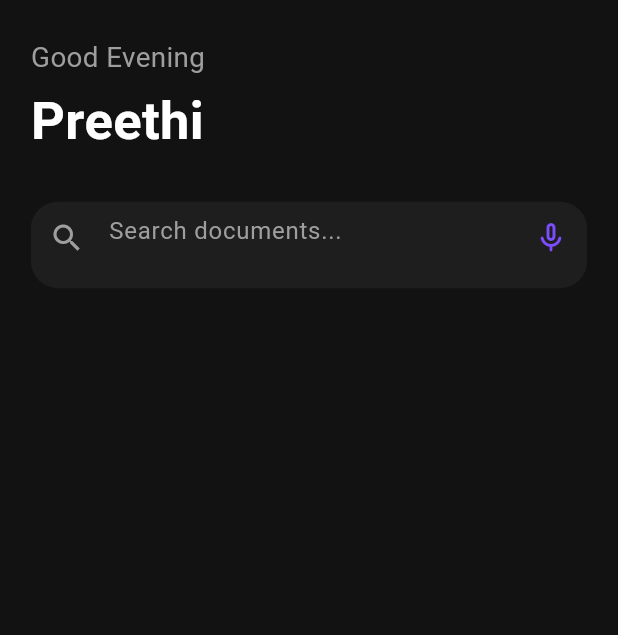
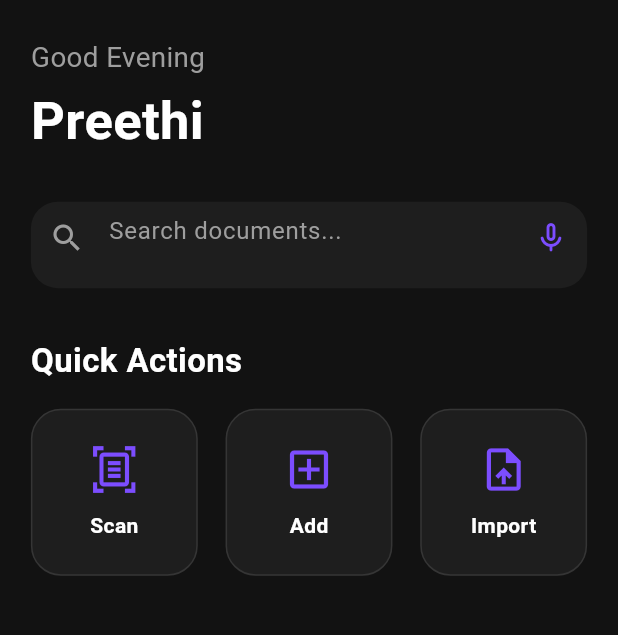
Before and after one commit to PreethiBose30/App-Dev, a Flutter app: the HomeScreen screen opened directly, on a phone screen of 412 x 824 dp, the part 72-707 px from its top. Run offline on Flutter 3.47's test engine with Material 3 defaults, Android fonts, the phone set to English and light mode, and no system bars; statements that could not run were skipped.

Commit message:
Update home_screen.dart

```diff
--- a/lib/screens/dashboard/home_screen.dart
+++ b/lib/screens/dashboard/home_screen.dart
@@ -103,12 +103,85 @@ class HomeScreen extends StatelessWidget {
                     ),
                   ),
                 ),
+
               ),
 
+              SizedBox(height: h * 0.04),
+
+              const Text(
+                "Quick Actions",
+                style: TextStyle(
+                  color: AppColors.textPrimary,
+                  fontSize: 22,
+                  fontWeight: FontWeight.bold,
+                ),
+              ),
+
+              SizedBox(height: h * 0.02),
+
+              Row(
+                mainAxisAlignment: MainAxisAlignment.spaceBetween,
+                children: [
+                  _quickActionCard(
+                    icon: Icons.document_scanner_outlined,
+                    title: "Scan",
+                    width: w,
+                  ),
+                  _quickActionCard(
+                    icon: Icons.add_box_outlined,
+                    title: "Add",
+                    width: w,
+                  ),
+                  _quickActionCard(
+                    icon: Icons.upload_file_outlined,
+                    title: "Import",
+                    width: w,
+                  ),
+                ],
+              ),
             ],
           ),
         ),
       ),
     );
   }
+    Widget _quickActionCard({
+    required IconData icon,
+    required String title,
+    required double width,
+  }) {
+    return Container(
+      width: width * 0.27,
+      height: width * 0.27,
+      decoration: BoxDecoration(
+        color: AppColors.surface,
+        borderRadius: BorderRadius.circular(20),
+        border: Border.all(
+          color: Colors.white10,
+        ),
+      ),
+      child: InkWell(
+        borderRadius: BorderRadius.circular(20),
+        onTap: () {},
+        child: Column(
+          mainAxisAlignment: MainAxisAlignment.center,
+          children: [
+            Icon(
+              icon,
+              size: 34,
+              color: AppColors.primary,
+            ),
+            const SizedBox(height: 10),
+            Text(
+              title,
+              style: const TextStyle(
+                color: AppColors.textPrimary,
+                fontWeight: FontWeight.w600,
+              ),
+            ),
+          ],
+        ),
+      ),
+    );
+  }
 }
```
